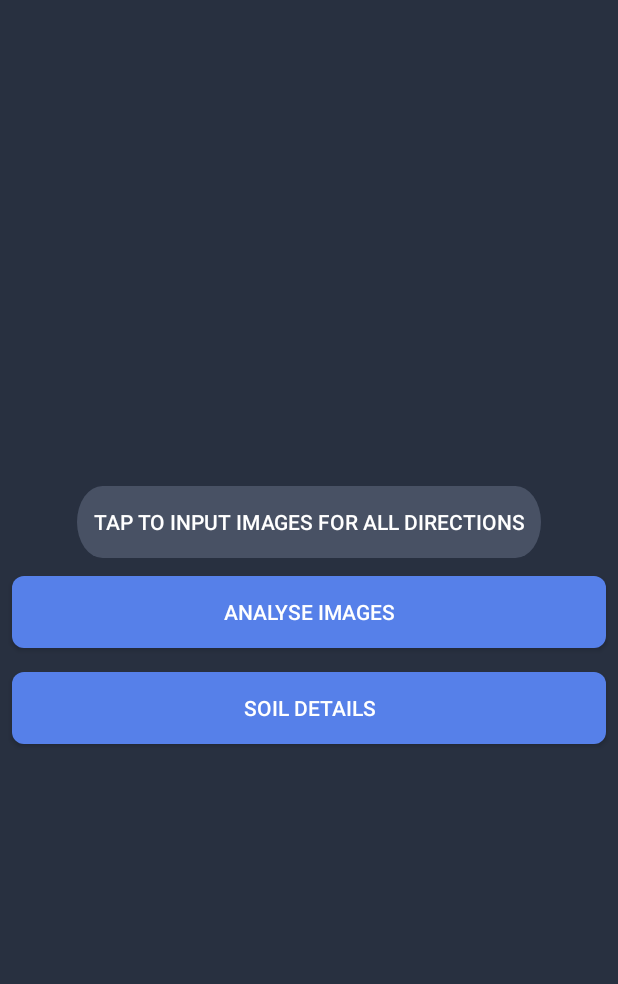
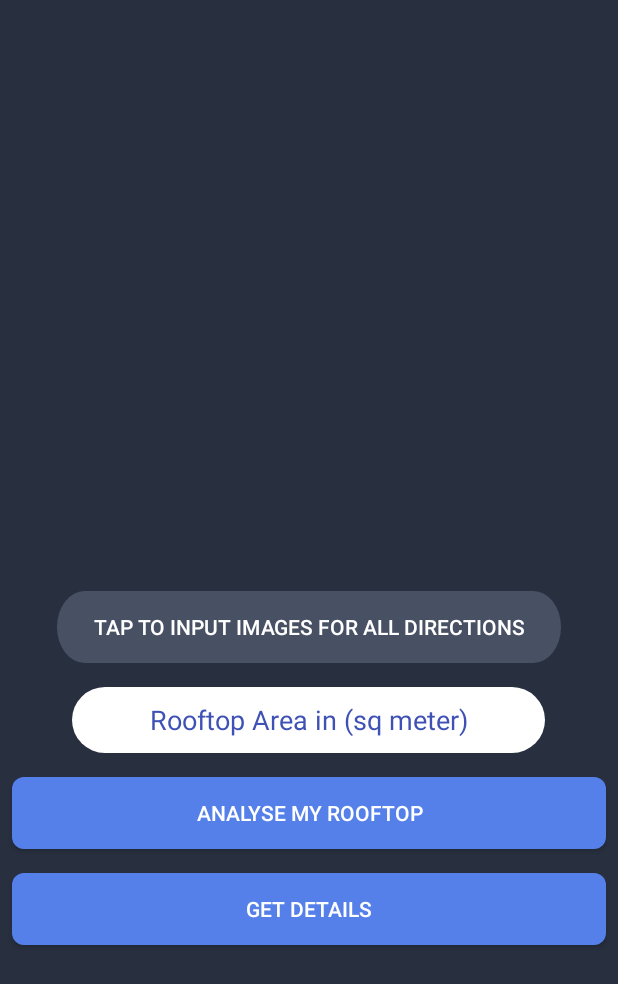
Before and after one commit to rsrohan/Energy-Utilization-of-Rooftops-In-Urban-Areas, an Android app: the screen it shows after launch once a user with an empty profile is signed in (SendImageActivity), on a phone screen of 412 x 824 dp. Shown: the top 984 px of the screen. Run offline under Robolectric (Android 15) with nearby library versions, the phone set to English and light mode, and no system bars; our stand-ins replace Firebase (no records; nobody signed in at launch, a user with empty details on screens opened directly).

Commit message:
till response string

```diff
--- a/app/src/main/java/com/example/minorproject2/SendImageActivity.java
+++ b/app/src/main/java/com/example/minorproject2/SendImageActivity.java
@@ -19,6 +19,7 @@ import android.os.Environment;
 import android.util.Log;
 import android.view.View;
 import android.widget.Button;
+import android.widget.EditText;
 import android.widget.FrameLayout;
 import android.widget.ImageView;
 import android.widget.Toast;
@@ -49,8 +50,12 @@ import com.google.android.gms.tasks.OnFailureListener;
 import com.google.android.gms.tasks.OnSuccessListener;
 import com.google.firebase.auth.FirebaseAuth;
 import com.google.firebase.auth.FirebaseUser;
+import com.google.firebase.database.DataSnapshot;
+import com.google.firebase.database.DatabaseError;
 import com.google.firebase.database.DatabaseReference;
 import com.google.firebase.database.FirebaseDatabase;
+import com.google.firebase.database.Query;
+import com.google.firebase.database.ValueEventListener;
 import com.google.firebase.storage.FirebaseStorage;
 import com.google.firebase.storage.StorageReference;
 import com.google.firebase.storage.UploadTask;
@@ -65,6 +70,7 @@ import java.util.ArrayList;
 import java.util.Date;
 import java.util.List;
 import java.util.Locale;
+import java.util.Objects;
 
 import static com.example.minorproject2.CameraActivity.MEDIA_TYPE_IMAGE;
 
@@ -75,8 +81,8 @@ public class SendImageActivity extends AppCompatActivity {
     private GoogleApiClient googleApiClient;
     private Location mLastLocation;
 
-    Button eastImageButton, westImageButton, analyseImageButton;
-
+    Button eastImageButton, westImageButton, analyseImageButton, getDetailsButton;
+    EditText et_rooftop;
     ImageView eastImage, westImage;
 
     FirebaseUser user;
@@ -84,13 +90,13 @@ public class SendImageActivity extends AppCompatActivity {
     private String TAG = "tag";
     private Button soilDetailButton;
 
-    String soilDetail;
     private int REQUEST_LOCATION = 101;
     private FusedLocationProviderClient fusedLocationClient;
-    DatabaseReference latReference, longReference, areaReference;
+    DatabaseReference latReference, longReference, areaReference, postalReference;
     ArrayList<String> images;
     private ProgressDialog progressDialog;
     private StorageReference mStorageRef;
+
     @Override
     protected void onCreate(Bundle savedInstanceState) {
         super.onCreate(savedInstanceState);
@@ -99,8 +105,8 @@ public class SendImageActivity extends AppCompatActivity {
         latReference = FirebaseDatabase.getInstance().getReference("uploadedLat");
         longReference = FirebaseDatabase.getInstance().getReference("uploadedLon");
         areaReference = FirebaseDatabase.getInstance().getReference("uploadedArea");
+        postalReference = FirebaseDatabase.getInstance().getReference("uploadedPostalCode");
 
-        areaReference.setValue("200");
 
         if (user == null) {
             startActivity(new Intent(this, LoginActivity.class));
@@ -112,17 +118,22 @@ public class SendImageActivity extends AppCompatActivity {
         progressDialog = new ProgressDialog(this);
         progressDialog.setMessage("Please wait while we are uploading image...");
         progressDialog.setCancelable(false);
-        if (getIntent().getBooleanExtra("imagesClicked", false))
-        {
-            progressDialog.show();
+        if (getIntent().getBooleanExtra("imagesClicked", false)) {
+            //progressDialog.show();
+            eastImageButton.setVisibility(View.GONE);
             images = new ArrayList<>();
             images.add(getIntent().getStringExtra("image1"));
             images.add(getIntent().getStringExtra("image2"));
             images.add(getIntent().getStringExtra("image3"));
             images.add(getIntent().getStringExtra("image4"));
+            runOnUiThread(new Runnable() {
+                @Override
+                public void run() {
                     makeCollage();
+                }
+            });
 
-        }else{
+        } else {
             if (checkAndRequestPermissions()) {
                 if (hasGPSDevice(getApplicationContext())) {
                     enableLoc();
@@ -143,6 +154,7 @@ public class SendImageActivity extends AppCompatActivity {
 
 
     }
+
     private static File getOutputMediaFile(int type) {
         // To be safe, you should check that the SDCard is mounted
         // using Environment.getExternalStorageState() before doing this.
@@ -165,7 +177,7 @@ public class SendImageActivity extends AppCompatActivity {
         if (type == MEDIA_TYPE_IMAGE) {
             mediaFile = new File(mediaStorageDir.getPath() + File.separator +
                     "IMG_" + timeStamp + ".png");
-            s =  "IMG_" + timeStamp + ".png";
+            s = "IMG_" + timeStamp + ".png";
         } else {
             return null;
         }
@@ -176,10 +188,9 @@ public class SendImageActivity extends AppCompatActivity {
     private void makeCollage() {
         Bitmap[] parts = new Bitmap[4];
 
-        for (int i=0;i<images.size();i++)
-        {
+        for (int i = 0; i < images.size(); i++) {
             File imgFile = new File(images.get(i));
-            if(imgFile.exists()){
+            if (imgFile.exists()) {
                 Bitmap myBitmap = BitmapFactory.decodeFile(imgFile.getAbsolutePath());
                 parts[i] = myBitmap;
 
@@ -208,14 +219,21 @@ public class SendImageActivity extends AppCompatActivity {
             fos.close();
             //Toast.makeText(CameraActivity.this, "" + pictureFile, Toast.LENGTH_SHORT).show();
             final StorageReference riversRef = mStorageRef.child(s);
-            Uri.fromFile(new File(pictureFile.getAbsolutePath()));
+            Glide.with(getApplicationContext()).load(Uri.fromFile(new File(pictureFile.getAbsolutePath()))).into(eastImage);
+
             progressDialog.dismiss();
 
             analyseImageButton.setOnClickListener(new View.OnClickListener() {
                 @Override
                 public void onClick(View v) {
+
+                    if (et_rooftop.getText().toString().length() < 1) {
+                        Toast.makeText(SendImageActivity.this, "Enter rooftop area", Toast.LENGTH_SHORT).show();
+                    } else {
                         progressDialog.show();
 
+                        areaReference.setValue(et_rooftop.getText().toString());
+                        et_rooftop.setFocusable(false);
                         riversRef.putFile((Uri.fromFile(new File(pictureFile.getAbsolutePath()))))
                                 .addOnSuccessListener(new OnSuccessListener<UploadTask.TaskSnapshot>() {
                                     @Override
@@ -223,6 +241,7 @@ public class SendImageActivity extends AppCompatActivity {
                                         // Get a URL to the uploaded content
                                         progressDialog.dismiss();
 
+                                        progressDialog.setMessage("Please wait...");
                                         FirebaseDatabase.getInstance().getReference("uploadedFromPython").child(s.substring(0, s.indexOf("."))).setValue(s);
                                     }
                                 })
@@ -233,14 +252,39 @@ public class SendImageActivity extends AppCompatActivity {
                                         // ...
                                         progressDialog.dismiss();
 
-                                    Log.d(TAG, "onFailure: "+exception.getCause());
-                                    Toast.makeText(SendImageActivity.this, ""+exception, Toast.LENGTH_SHORT).show();
+                                        Log.d(TAG, "onFailure: " + exception.getCause());
+                                        Toast.makeText(SendImageActivity.this, "" + exception, Toast.LENGTH_SHORT).show();
+                                    }
+                                });
+                    }
+
+                }
+            });
+
+
+            getDetailsButton.setOnClickListener(new View.OnClickListener() {
+                @Override
+                public void onClick(View v) {
+                    progressDialog.show();
+                    DatabaseReference databaseReference = FirebaseDatabase.getInstance().getReference();
+                    Query lastQuery = databaseReference.child("result").orderByKey().limitToLast(1);
+                    lastQuery.addListenerForSingleValueEvent(new ValueEventListener() {
+                        @Override
+                        public void onDataChange(DataSnapshot data) {
+                            progressDialog.dismiss();
+                            String result = String.valueOf(Objects.requireNonNull(data.getValue()).toString());
+                            result = result.substring(result.indexOf("=") + 1);
+                            result = result.substring(0, result.indexOf("}"));
+                            Toast.makeText(SendImageActivity.this, "" + result, Toast.LENGTH_SHORT).show();
+                        }
+
+                        @Override
+                        public void onCancelled(DatabaseError databaseError) {
+                            progressDialog.dismiss();
                         }
                     });
                 }
             });
-
-
 
 
         } catch (FileNotFoundException e) {
@@ -257,12 +301,6 @@ public class SendImageActivity extends AppCompatActivity {
 
     }
 
-    @Override
-    protected void onNewIntent(Intent intent) {
-        super.onNewIntent(intent);
-
-
-    }
 
     private void setViewById() {
         eastImage = findViewById(R.id.imageEast);
@@ -270,7 +308,8 @@ public class SendImageActivity extends AppCompatActivity {
         eastImageButton = findViewById(R.id.imageEastButton);
         westImageButton = findViewById(R.id.imageWestButton);
         analyseImageButton = findViewById(R.id.submitImageButton);
-        soilDetailButton = findViewById(R.id.soilDetails);
+        getDetailsButton = findViewById(R.id.soilDetails);
+        et_rooftop = findViewById(R.id.et_rooftop);
     }
 
     private boolean checkAndRequestPermissions() {
@@ -390,10 +429,11 @@ public class SendImageActivity extends AppCompatActivity {
                                     try {
                                         addresses = gcd.getFromLocation(location.getLatitude(), location.getLongitude(), 1);
                                         if (addresses.size() > 0) {
-                                            Log.d(TAG, "onSuccess: "+addresses.get(0).getPostalCode());
+                                            Log.d(TAG, "onSuccess: " + addresses.get(0).getPostalCode());
+                                            latReference.setValue(location.getLatitude() + "");
+                                            longReference.setValue(location.getLongitude() + "");
+                                            postalReference.setValue(addresses.get(0).getPostalCode());
                                         }
-                                        latReference.setValue(location.getLatitude()+"");
-                                        longReference.setValue(location.getLongitude()+"");
 
 
                                     } catch (IOException e) {
--- a/app/src/main/res/layout/activity_send_image.xml
+++ b/app/src/main/res/layout/activity_send_image.xml
@@ -1,69 +1,78 @@
 <?xml version="1.0" encoding="utf-8"?>
-<LinearLayout
-    xmlns:android="http://schemas.android.com/apk/res/android"
+<LinearLayout xmlns:android="http://schemas.android.com/apk/res/android"
     xmlns:app="http://schemas.android.com/apk/res-auto"
     xmlns:tools="http://schemas.android.com/tools"
     android:layout_width="match_parent"
     android:layout_height="match_parent"
+    android:layout_gravity="center"
+    android:background="#283040"
+    android:gravity="center"
     android:orientation="vertical"
-    android:layout_gravity="center"
-    android:gravity="center"
-    android:background="#283040"
     tools:context=".SendImageActivity">
 
     <ImageView
+        android:id="@+id/imageEast"
         android:layout_width="match_parent"
         android:layout_height="200dp"
-        android:id="@+id/imageEast"
-        android:scaleType="centerCrop"
-        android:visibility="gone"
-        />
+        android:scaleType="centerCrop" />
+
     <Button
+        android:id="@+id/imageEastButton"
         android:layout_width="wrap_content"
         android:layout_height="wrap_content"
-        android:id="@+id/imageEastButton"
-        android:padding="4dp"
-        android:layout_margin="4dp"
-        android:textColor="@android:color/white"
+        android:layout_margin="8dp"
         android:background="@drawable/ic_write_text"
+        android:paddingHorizontal="24dp"
         android:text="Tap to input images for all directions"
-        />
+        android:textColor="@android:color/white" />
+
+    <EditText
+        android:id="@+id/et_rooftop"
+        android:layout_width="wrap_content"
+        android:layout_height="wrap_content"
+        android:layout_margin="8dp"
+        android:background="@drawable/ic_recharge_amount_bg2"
+        android:gravity="center"
+        android:hint="Rooftop Area in (sq meter)"
+        android:inputType="number"
+        android:textColor="@color/colorPrimaryDark"
+        android:textColorHint="@color/colorPrimaryDark" />
+
     <ImageView
+        android:id="@+id/imageWest"
         android:layout_width="match_parent"
         android:layout_height="200dp"
-        android:id="@+id/imageWest"
-        android:visibility="gone"
-        />
+        android:visibility="gone" />
+
     <Button
+        android:id="@+id/imageWestButton"
         android:layout_width="wrap_content"
         android:layout_height="wrap_content"
-        android:id="@+id/imageWestButton"
+        android:layout_margin="4dp"
+        android:layout_marginBottom="40dp"
+        android:background="@drawable/ic_write_text"
         android:padding="4dp"
-        android:layout_margin="4dp"
-        android:visibility="gone"
+        android:text="@string/tap_to_input_west_facing_image"
         android:textColor="@android:color/white"
-        android:background="@drawable/ic_write_text"
-        android:text="@string/tap_to_input_west_facing_image"
-        android:layout_marginBottom="40dp"
-        />
+        android:visibility="gone" />
+
     <Button
+        android:id="@+id/submitImageButton"
         android:layout_width="match_parent"
         android:layout_height="wrap_content"
-        android:id="@+id/submitImageButton"
+        android:layout_margin="8dp"
+        android:background="@drawable/buttons_colorprimary_bg"
+        android:padding="4dp"
         android:text="@string/analyseimages"
-        android:padding="4dp"
-        android:textColor="@android:color/white"
-        android:background="@drawable/buttons_colorprimary_bg"
-        android:layout_margin="8dp"
-        />
+        android:textColor="@android:color/white" />
+
     <Button
+        android:id="@+id/soilDetails"
         android:layout_width="match_parent"
         android:layout_height="wrap_content"
-        android:id="@+id/soilDetails"
+        android:layout_margin="8dp"
+        android:background="@drawable/buttons_colorprimary_bg"
+        android:padding="4dp"
         android:text="@string/soilDetails"
-        android:padding="4dp"
-        android:textColor="@android:color/white"
-        android:background="@drawable/buttons_colorprimary_bg"
-        android:layout_margin="8dp"
-        />
+        android:textColor="@android:color/white" />
 </LinearLayout>
--- a/app/src/main/res/values/strings.xml
+++ b/app/src/main/res/values/strings.xml
@@ -10,7 +10,7 @@
     <string name="sotw_northwest">NORTH-WEST</string>
     <string name="tap_to_input_west_facing_image">tap to input west facing image</string>
     <string name="tap_to_input_east_facing_image">Tap to input east facing image</string>
-    <string name="analyseimages">analyse Images</string>
+    <string name="analyseimages">analyse my rooftop</string>
     <string name="yourphone">Enter 10 digit phone no.</string>
     <string name="send_otp">send OTP</string>
     <string name="verify">verify</string>
@@ -21,5 +21,5 @@
     <string name="cont">continue</string>
     <string name="entername">Please enter your name</string>
     <string name="pleasewait">Please wait !</string>
-    <string name="soilDetails">soil details</string>
+    <string name="soilDetails">get details</string>
 </resources>
```
Also changed, not shown: app/src/main/res/layout/activity_camera.xml (+7 -0 lines). Lines whose indentation alone changed are shown as unchanged.
